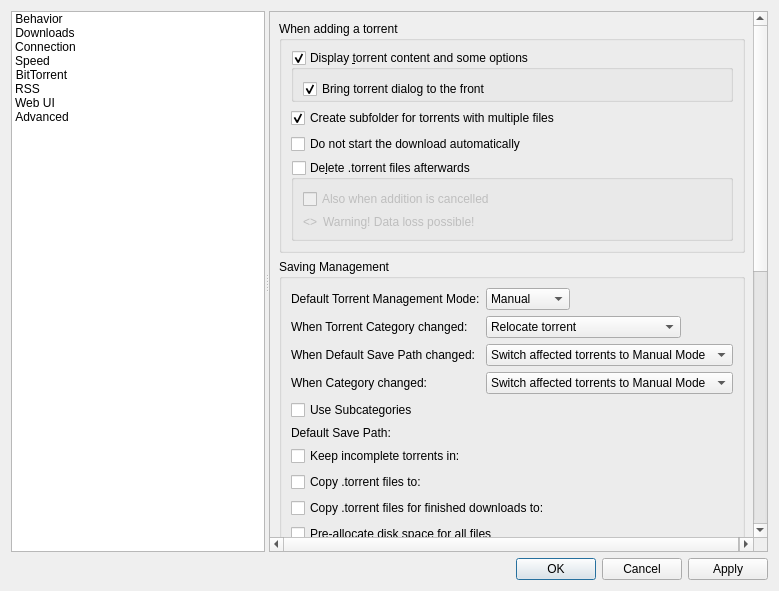
Qt form src/gui/optionsdlg.ui (qbittorrent/qBittorrent) before a commit.
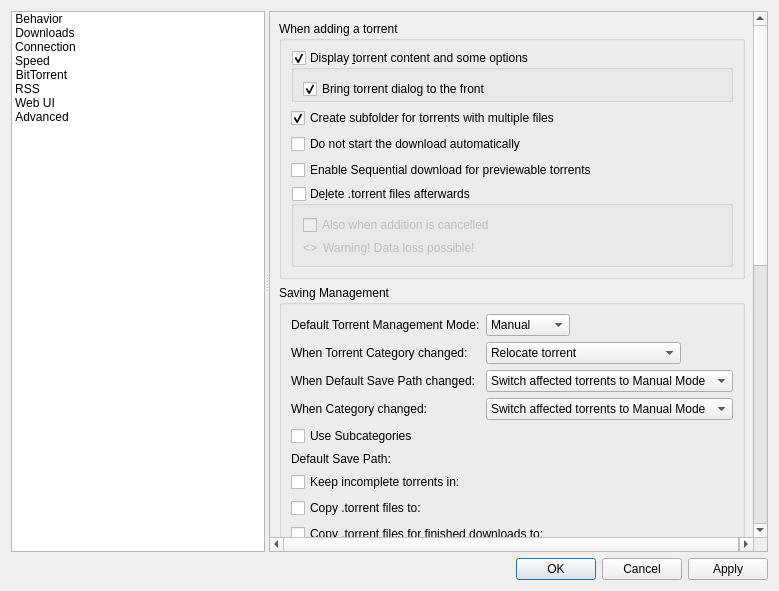
The same form after that commit. The open tabs and pages were chosen to show the change. Icons and pictures are not drawn. Custom widgets are drawn as their Qt base class.

Commit message: Control sequential download per global and per torrent basis

Diff of the .ui file:
```diff
--- a/src/gui/optionsdlg.ui
+++ b/src/gui/optionsdlg.ui
@@ -724,6 +724,13 @@
                  </property>
                 </widget>
                </item>
+               <item>
+                <widget class="QCheckBox" name="checkSequentialDownload">
+                 <property name="text">
+                  <string>Enable Sequential download for previewable torrents</string>
+                 </property>
+                </widget>
+               </item>
                <item>
                 <widget class="QGroupBox" name="deleteTorrentBox">
                  <property name="toolTip">
```
The commit also changes 12 other files.
